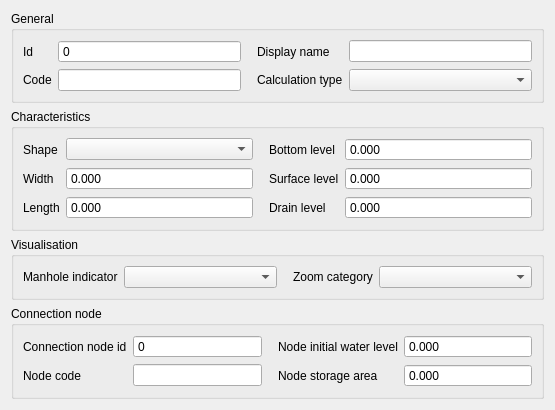
The window that threedi_model_builder/forms/ui/manhole.ui (nens/threedi-schematisation-editor) describes before a commit, drawn with Qt 5.
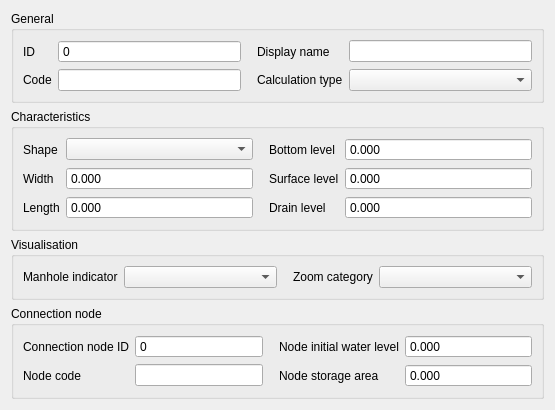
The same window after the commit. Custom widgets are drawn as their Qt base class.

The edit to the form file:
```diff
--- a/threedi_model_builder/forms/ui/manhole.ui
+++ b/threedi_model_builder/forms/ui/manhole.ui
@@ -346,7 +346,7 @@
          <locale language="English" country="UnitedStates"/>
         </property>
         <property name="text">
-         <string>Connection node id</string>
+         <string>Connection node ID</string>
         </property>
         <property name="alignment">
          <set>Qt::AlignLeading|Qt::AlignLeft|Qt::AlignVCenter</set>
@@ -547,7 +547,7 @@
          <locale language="English" country="UnitedStates"/>
         </property>
         <property name="text">
-         <string>Id</string>
+         <string>ID</string>
         </property>
         <property name="alignment">
          <set>Qt::AlignLeading|Qt::AlignLeft|Qt::AlignVCenter</set>
```
